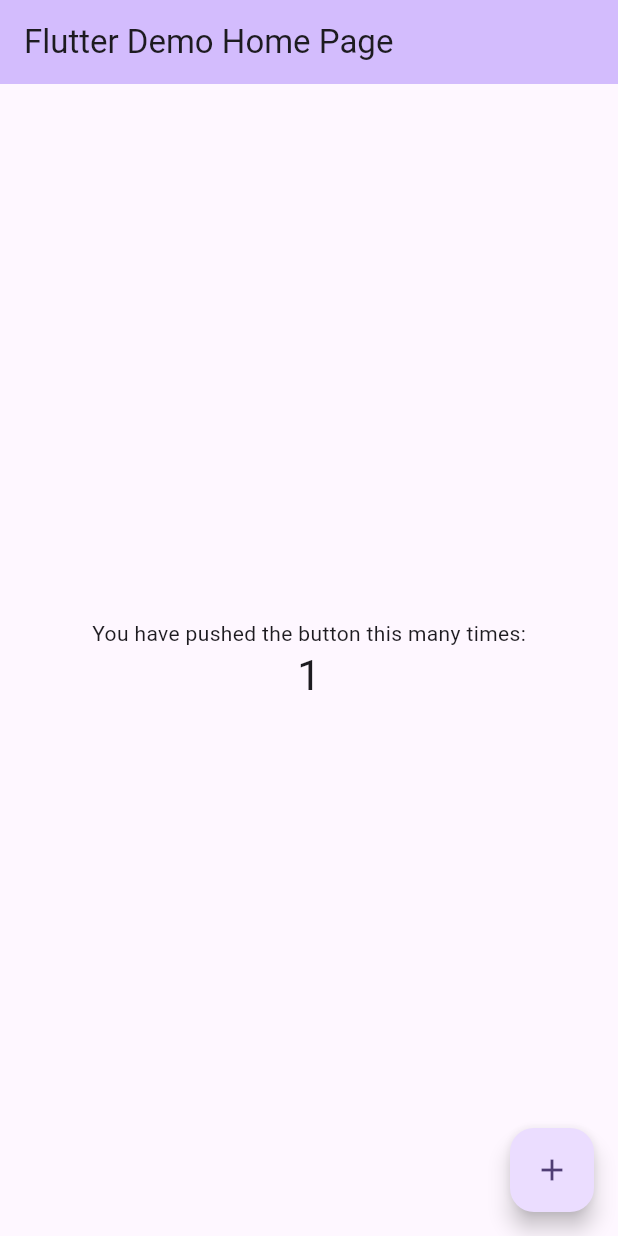
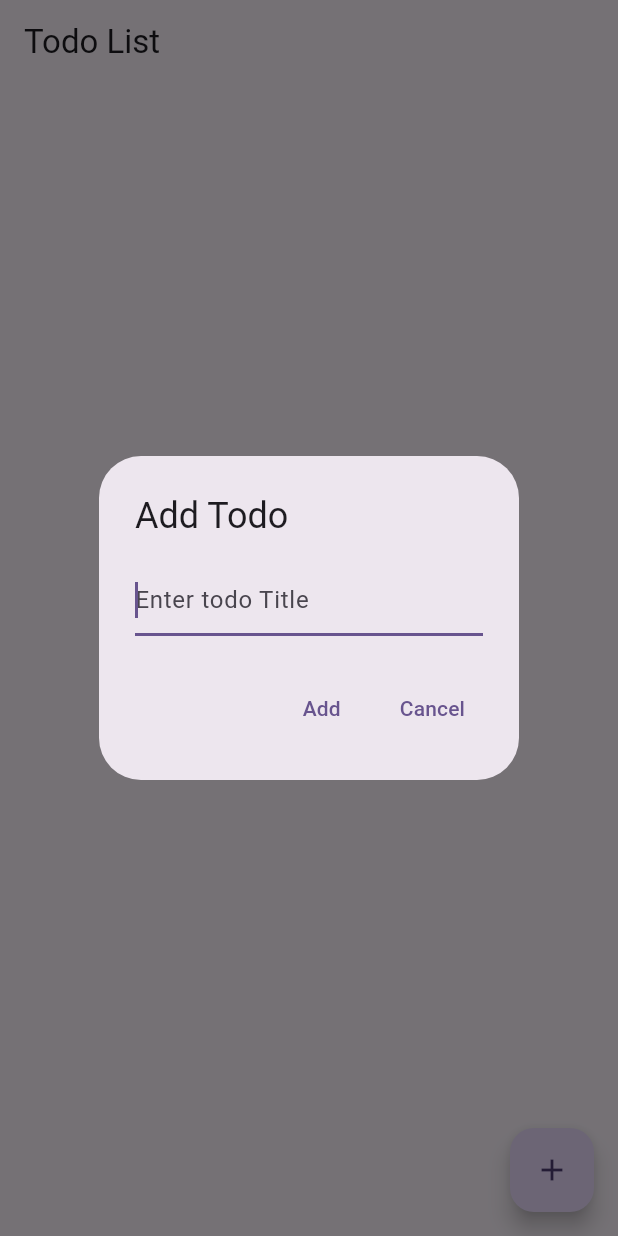
Before and after one commit to armanmaurya/mindlist, a Flutter app: the screen it shows after launch, after a tap on the "add" icon, on a phone screen of 412 x 824 dp. Run offline on Flutter 3.47's test engine with Material 3 defaults, Android fonts, the phone set to English and light mode, and no system bars; our stand-ins replace shared_preferences.

Commit message:
Todo Creating is Implemented

```diff
--- a/lib/main.dart
+++ b/lib/main.dart
@@ -1,4 +1,5 @@
 import 'package:flutter/material.dart';
+import 'package:todo_native/screens/home.dart';
 
 void main() {
   runApp(const MyApp());
@@ -30,93 +31,7 @@
         // tested with just a hot reload.
         colorScheme: ColorScheme.fromSeed(seedColor: Colors.deepPurple),
       ),
-      home: const MyHomePage(title: 'Flutter Demo Home Page'),
+      home: HomeScreen()
     );
   }
 }
-
-class MyHomePage extends StatefulWidget {
-  const MyHomePage({super.key, required this.title});
-
-  // This widget is the home page of your application. It is stateful, meaning
-  // that it has a State object (defined below) that contains fields that affect
-  // how it looks.
-
-  // This class is the configuration for the state. It holds the values (in this
-  // case the title) provided by the parent (in this case the App widget) and
-  // used by the build method of the State. Fields in a Widget subclass are
-  // always marked "final".
-
-  final String title;
-
-  @override
-  State<MyHomePage> createState() => _MyHomePageState();
-}
-
-class _MyHomePageState extends State<MyHomePage> {
-  int _counter = 0;
-
-  void _incrementCounter() {
-    setState(() {
-      // This call to setState tells the Flutter framework that something has
-      // changed in this State, which causes it to rerun the build method below
-      // so that the display can reflect the updated values. If we changed
-      // _counter without calling setState(), then the build method would not be
-      // called again, and so nothing would appear to happen.
-      _counter++;
-    });
-  }
-
-  @override
-  Widget build(BuildContext context) {
-    // This method is rerun every time setState is called, for instance as done
-    // by the _incrementCounter method above.
-    //
-    // The Flutter framework has been optimized to make rerunning build methods
-    // fast, so that you can just rebuild anything that needs updating rather
-    // than having to individually change instances of widgets.
-    return Scaffold(
-      appBar: AppBar(
-        // TRY THIS: Try changing the color here to a specific color (to
-        // Colors.amber, perhaps?) and trigger a hot reload to see the AppBar
-        // change color while the other colors stay the same.
-        backgroundColor: Theme.of(context).colorScheme.inversePrimary,
-        // Here we take the value from the MyHomePage object that was created by
-        // the App.build method, and use it to set our appbar title.
-        title: Text(widget.title),
-      ),
-      body: Center(
-        // Center is a layout widget. It takes a single child and positions it
-        // in the middle of the parent.
-        child: Column(
-          // Column is also a layout widget. It takes a list of children and
-          // arranges them vertically. By default, it sizes itself to fit its
-          // children horizontally, and tries to be as tall as its parent.
-          //
-          // Column has various properties to control how it sizes itself and
-          // how it positions its children. Here we use mainAxisAlignment to
-          // center the children vertically; the main axis here is the vertical
-          // axis because Columns are vertical (the cross axis would be
-          // horizontal).
-          //
-          // TRY THIS: Invoke "debug painting" (choose the "Toggle Debug Paint"
-          // action in the IDE, or press "p" in the console), to see the
-          // wireframe for each widget.
-          mainAxisAlignment: MainAxisAlignment.center,
-          children: <Widget>[
-            const Text('You have pushed the button this many times:'),
-            Text(
-              '$_counter',
-              style: Theme.of(context).textTheme.headlineMedium,
-            ),
-          ],
-        ),
-      ),
-      floatingActionButton: FloatingActionButton(
-        onPressed: _incrementCounter,
-        tooltip: 'Increment',
-        child: const Icon(Icons.add),
-      ), // This trailing comma makes auto-formatting nicer for build methods.
-    );
-  }
-}
--- /dev/null
+++ b/lib/models/todo.dart
@@ -0,0 +1,12 @@
+class Todo {
+  final String title;
+  final bool isDone;
+
+  Todo({required this.title, required this.isDone});
+
+  Map<String, dynamic> toJson() => {'title': title, 'isDone': isDone};
+
+  factory Todo.fromJson(Map<String, dynamic> json) {
+    return Todo(title: json['title'], isDone: json['isDone']);
+  }
+}
--- /dev/null
+++ b/lib/screens/home.dart
@@ -0,0 +1,76 @@
+import 'package:flutter/material.dart';
+import 'package:todo_native/widgets/add_todo.dart';
+import '../models/todo.dart';
+import '../services/todo_storage_service.dart';
+
+class HomeScreen extends StatefulWidget {
+  const HomeScreen({super.key});
+
+  @override
+  State<HomeScreen> createState() => _HomeScreenState();
+}
+
+class _HomeScreenState extends State<HomeScreen> {
+  final TodoStorageService _storage = TodoStorageService();
+  List<Todo> _todos = [];
+
+  @override
+  void initState() {
+    super.initState();
+    _loadTodos();
+  }
+
+  Future<void> _loadTodos() async {
+    final todos = await _storage.loadTodoList();
+    setState(() {
+      _todos = todos;
+    });
+  }
+
+  Future<void> _addTodo(String title) async {
+    final newTodo = Todo(title: title, isDone: false);
+    setState(() {
+      _todos.add(newTodo);
+    });
+    await _storage.saveTodoList(_todos);
+  }
+
+  Future<void> _toggleTodo(int index) async {
+    setState(() {
+      _todos[index] = Todo(
+        title: _todos[index].title,
+        isDone: !_todos[index].isDone,
+      );
+    });
+    await _storage.saveTodoList(_todos);
+  }
+
+  @override
+  Widget build(BuildContext context) {
+    return Scaffold(
+      appBar: AppBar(title: const Text('Todo List')),
+      body: ListView.builder(
+        itemCount: _todos.length,
+        itemBuilder: (context, index) {
+          final todo = _todos[index];
+          return ListTile(
+            title: Text(todo.title),
+            leading: Checkbox(
+              value: todo.isDone,
+              onChanged: (val) => _toggleTodo(index),
+            ),
+          );
+        },
+      ),
+      floatingActionButton: FloatingActionButton(
+        onPressed: () async {
+          await showDialog(
+            context: context,
+            builder: (context) => AddTodoDialog(onAdd: _addTodo)
+          );
+        },
+        child: const Icon(Icons.add),
+      ),
+    );
+  }
+}
--- /dev/null
+++ b/lib/services/todo_storage_service.dart
@@ -0,0 +1,31 @@
+import 'dart:convert';
+import 'package:shared_preferences/shared_preferences.dart';
+import '../models/todo.dart';
+
+class TodoStorageService {
+  static const String _key = "todo-list";
+
+  Future<void> saveTodoList(List<Todo> todos) async {
+    final prefs = await SharedPreferences.getInstance();
+    final todoStrings = todos.map((todo) => json.encode(todo.toJson())).toList();
+    await prefs.setStringList(_key, todoStrings);
+  }
+
+
+  Future<List<Todo>> loadTodoList() async {
+    final prefs = await SharedPreferences.getInstance();
+    final todoStrings = prefs.getStringList(_key);
+
+    if (todoStrings == null) return [];
+
+    return todoStrings.map((str) {
+      final jsonMap = json.decode(str);
+      return Todo.fromJson(jsonMap);
+    }).toList();
+  }
+
+  Future<void> clearTodos() async {
+    final prefs = await SharedPreferences.getInstance();
+    await prefs.remove(_key);
+  }
+}
--- /dev/null
+++ b/lib/widgets/add_todo.dart
@@ -0,0 +1,39 @@
+import 'package:flutter/material.dart';
+
+class AddTodoDialog extends StatelessWidget {
+  final Function(String title) onAdd;
+  const AddTodoDialog({super.key, required this.onAdd});
+
+  @override
+  Widget build(BuildContext context) {
+    final TextEditingController controller = TextEditingController();
+
+    return AlertDialog(
+      title: const Text("Add Todo"),
+      content: TextField(
+        controller: controller,
+        autocorrect: true,
+        autofocus: true,
+        decoration: const InputDecoration(
+          hintText: "Enter todo Title"
+        ),
+      ),
+      actions: [
+        TextButton(
+          onPressed: () {
+            final text = controller.text.trim();
+            if (text.isNotEmpty) {
+              onAdd(text);
+              Navigator.of(context).pop();
+            }
+          },
+          child: Text("Add"),
+        ),
+        TextButton(
+          onPressed: () => Navigator.of(context).pop(),
+          child: const Text('Cancel'),
+        ),
+      ],
+    );
+  }
+}
--- a/pubspec.yaml
+++ b/pubspec.yaml
@@ -34,6 +34,7 @@ dependencies:
   # The following adds the Cupertino Icons font to your application.
   # Use with the CupertinoIcons class for iOS style icons.
   cupertino_icons: ^1.0.8
+  shared_preferences: ^2.5.3
 
 dev_dependencies:
   flutter_test:
```
Also changed, not shown: lib/widgets/todo_item.dart (added, +32 -0 lines), pubspec.lock, 2 other files.
